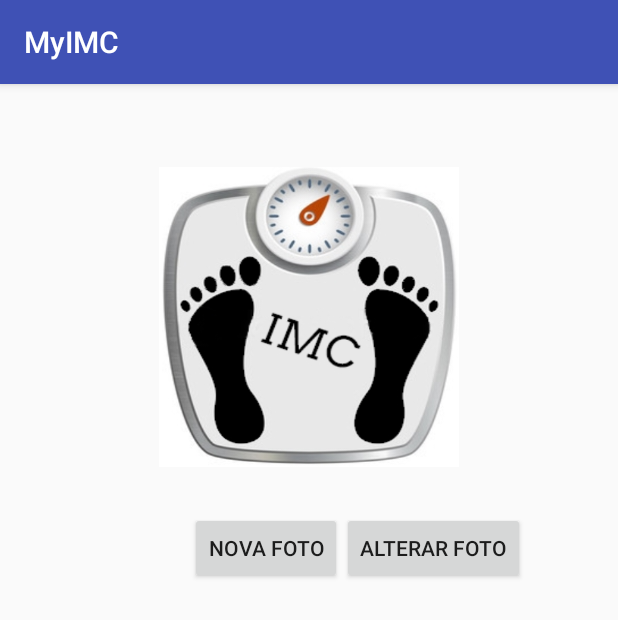
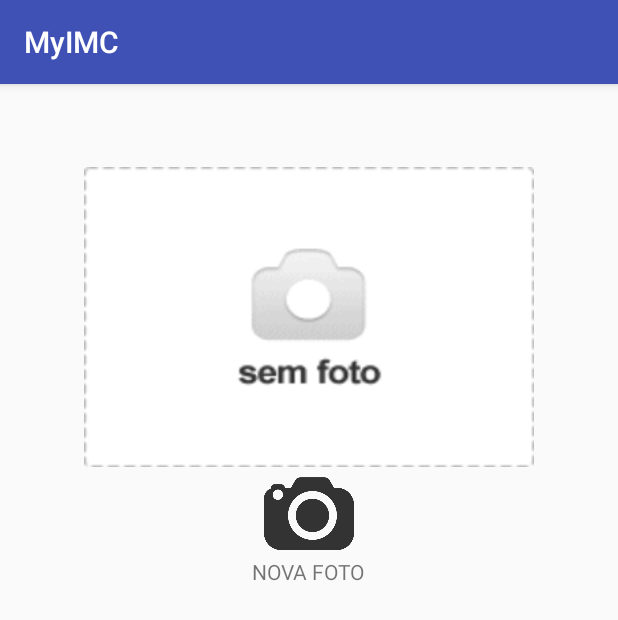
Before and after one commit to miltonrodriguesjr/MyIMC, an Android app: the screen it shows after launch (MainActivity), on a phone screen of 412 x 824 dp. Shown: the top 620 px of the screen. Run offline under Robolectric (Android 15) with nearby library versions, the phone set to English and light mode, and no system bars.

Commit message:
Add Icons and photo function

```diff
--- a/app/src/main/java/milton/myimc/MainActivity.java
+++ b/app/src/main/java/milton/myimc/MainActivity.java
@@ -1,13 +1,77 @@
 package milton.myimc;
 
+import android.content.Intent;
+import android.net.Uri;
+import android.os.Environment;
+import android.provider.MediaStore;
 import android.support.v7.app.AppCompatActivity;
 import android.os.Bundle;
+import android.view.View;
+import android.widget.Button;
+import android.widget.ImageView;
+
+import java.io.File;
 
 public class MainActivity extends AppCompatActivity {
+
+
+    String arquivo;
+    Uri outputFileUri;
+    Button buttonNewPhoto;
 
     @Override
     protected void onCreate(Bundle savedInstanceState) {
         super.onCreate(savedInstanceState);
         setContentView(R.layout.activity_main);
+        buttonNewPhoto = (Button) findViewById(R.id.buttonNewPhoto);
+
     }
+
+
+    //Chamado quando acionado pelo usuário
+    public void abrirCamera(View v) {
+        //Cria uma intenção para abrir a camera fotográfica
+        Intent intent = new Intent(MediaStore.ACTION_IMAGE_CAPTURE);
+
+        //Informa que a camera a ser aberta é a frontal
+        intent.putExtra("android.intent.extras.CAMERA_FACING", 1);
+
+        //Montagem do caminho onde o arquivo será salvo
+        arquivo = Environment.getExternalStorageDirectory() + "/Pictures/fotoMyIMC.jpg";
+
+        //Abre o caminho onde a foto será salva
+        File file = new File(arquivo);
+        outputFileUri = Uri.fromFile(file);
+        intent.putExtra(MediaStore.EXTRA_OUTPUT, outputFileUri);
+
+        //Abre a camera
+        startActivityForResult(intent, RESULT_FIRST_USER);
+    }
+
+    //Ao clicar na imagem que foi carregada
+//Não esquecer de incluir o atributo andoird:clickable="true" no <ImageView />
+    public void verImagem(View v) {
+        Intent intent = new Intent();
+        intent.setAction(Intent.ACTION_VIEW);
+        arquivo = Environment.getExternalStorageDirectory() + "/Pictures/fotoMyIMC.jpg";
+        intent.setDataAndType(Uri.parse("file://" + arquivo), "image/*");
+        startActivity(intent);
+    }
+
+
+    @Override
+    protected void onResume() {
+        //TODO Auto-generated method stub
+        super.onResume();
+        carregaImagem();
+    }
+
+    //Ação para mostrar a foto no imageView
+    public void carregaImagem() {
+        ImageView imageView = (ImageView) findViewById(R.id.photo);
+        arquivo = Environment.getExternalStorageDirectory() + "/Pictures/fotoMyIMC.jpg";
+        imageView.setImageURI(Uri.parse(arquivo));
+    }
+
+
 }
--- a/app/src/main/res/layout/content_main.xml
+++ b/app/src/main/res/layout/content_main.xml
@@ -6,33 +6,30 @@
 
 
     <ImageView
-        android:id="@+id/imageView"
-        android:layout_width="200dp"
+        android:id="@+id/photo"
+        android:layout_width="300dp"
         android:layout_height="200dp"
         android:layout_alignParentTop="true"
         android:layout_centerHorizontal="true"
         android:layout_marginTop="39dp"
-        android:background="@drawable/logo" />
+        android:background="@drawable/no_photo"
+        android:clickable="true" />
 
     <Button
-        android:id="@+id/btnNovaFoto"
+        android:id="@+id/buttonNewPhoto"
+        android:layout_width="60dp"
+        android:layout_height="60dp"
+        android:layout_below="@+id/photo"
+        android:layout_centerHorizontal="true"
+        android:background="@drawable/new_photo" />
+
+    <TextView
+        android:id="@+id/textView"
         android:layout_width="wrap_content"
         android:layout_height="wrap_content"
-        android:layout_below="@+id/imageView"
-        android:layout_marginTop="30dp"
-        android:layout_toLeftOf="@+id/button"
-        android:text="@string/btn_nova_foto" />
-
-    <Button
-        android:id="@+id/button"
-        android:layout_width="wrap_content"
-        android:layout_height="wrap_content"
-        android:layout_alignParentEnd="true"
-        android:layout_alignParentRight="true"
-        android:layout_alignTop="@+id/btnNovaFoto"
-        android:layout_marginEnd="46dp"
-        android:layout_marginRight="46dp"
-        android:text="@string/btn_alterar_foto" />
+        android:layout_below="@+id/buttonNewPhoto"
+        android:layout_centerHorizontal="true"
+        android:text="@string/nova_foto" />
 
 
 </RelativeLayout>
--- a/app/src/main/res/values/strings.xml
+++ b/app/src/main/res/values/strings.xml
@@ -1,7 +1,7 @@
 <resources>
     <string name="app_name">MyIMC</string>
 
-    <string name="btn_nova_foto">NOVA FOTO</string>
+    <string name="nova_foto">NOVA FOTO</string>
     <string name="btn_alterar_foto">ALTERAR FOTO</string>
 
 
--- a/build.gradle
+++ b/build.gradle
@@ -5,7 +5,7 @@ buildscript {
         jcenter()
     }
     dependencies {
-        classpath 'com.android.tools.build:gradle:1.5.0'
+        classpath 'com.android.tools.build:gradle:2.1.2'
 
         // NOTE: Do not place your application dependencies here; they belong
         // in the individual module build.gradle files
```
Also changed, not shown: app/src/main/res/drawable/new_photo.png (added), app/src/main/res/drawable/no_photo.png (added), gradle/wrapper/gradle-wrapper.properties.
